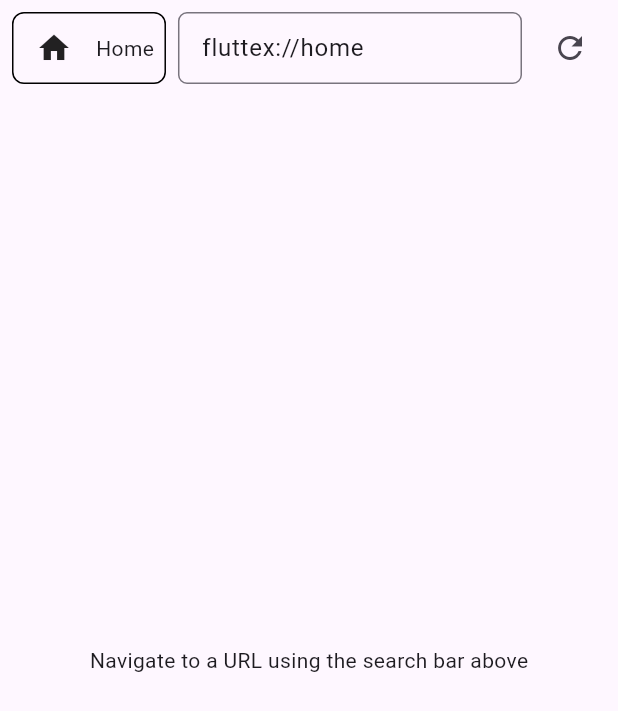
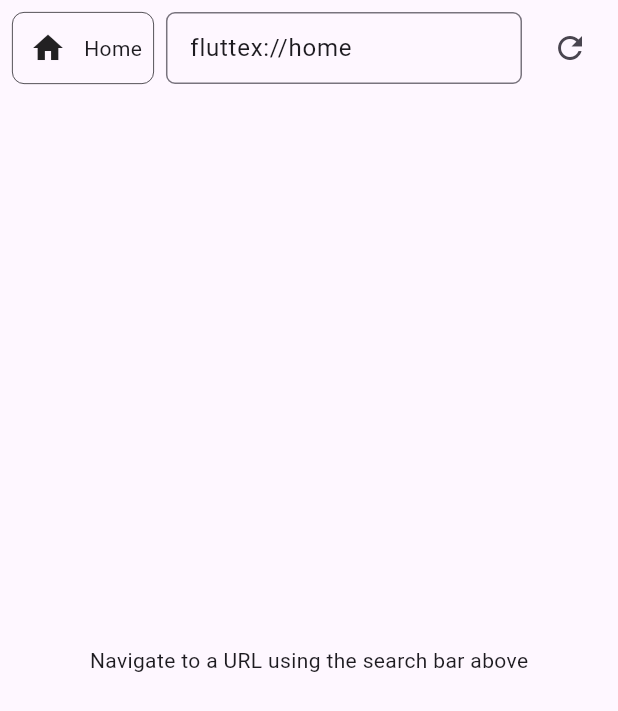
Before and after one commit to ricardoboss/fluttex, a Flutter app: the screen it shows after launch, on a phone screen of 412 x 824 dp. Shown: the top 711 px of the screen. Run offline on Flutter 3.47's test engine with Material 3 defaults, Android fonts, the light colour scheme and no system bars.

```diff
--- a/lib/browser_ui.dart
+++ b/lib/browser_ui.dart
@@ -1,3 +1,4 @@
+import 'package:flutter/cupertino.dart';
 import 'package:flutter/material.dart';
 import 'package:fluttex/browser_controller.dart';
 import 'package:fluttex/page_builders/page_builder.dart';
@@ -53,7 +54,7 @@ class _BrowserUiState extends State<BrowserUi> {
               height: 48,
               child: Row(
                 children: [
-                  _buildTab(),
+                  _buildTab(context),
                   const SizedBox(width: 8),
                   Expanded(
                     child: TextFormField(
@@ -94,30 +95,30 @@ class _BrowserUiState extends State<BrowserUi> {
     );
   }
 
-  Widget _buildTab() {
+  Widget _buildTab(BuildContext context) {
     final icon = _pageBuilder.head.iconBuilder(context);
     final title = _pageBuilder.head.title;
 
     return DecoratedBox(
       decoration: BoxDecoration(
-        border: Border.fromBorderSide(
-          const OutlineInputBorder().borderSide,
+        border: Border.all(
+          color: Theme.of(context).colorScheme.onBackground,
+          width: 0.5,
         ),
         borderRadius: BorderRadius.circular(8),
       ),
       child: Row(
         mainAxisSize: MainAxisSize.min,
         children: [
-          Padding(
-            padding: const EdgeInsets.only(left: 8.0, top: 8.0, bottom: 8.0),
-            child: SizedBox(
-              width: 40,
-              height: 40,
+          AspectRatio(
+            aspectRatio: 1,
+            child: Padding(
+              padding: const EdgeInsets.all(8.0),
               child: icon,
             ),
           ),
           Padding(
-            padding: const EdgeInsets.all(8.0),
+            padding: const EdgeInsets.only(top: 8.0, bottom: 8.0, right: 8.0),
             child: Text(title),
           ),
         ],
--- a/lib/page_builders/text_page_builder.dart
+++ b/lib/page_builders/text_page_builder.dart
@@ -24,7 +24,7 @@ class TextPageBuilder extends PageBuilder {
 
   @override
   HeadInformation get head => HeadInformation(
-        title: '${text.substring(0, 10)}...',
+        title: '${text.substring(0, 10).split('\n').first}...',
         iconBuilder: (context) => const Icon(Icons.text_snippet_outlined),
         uri: uri,
       );
--- a/lib/response_processors/webx_response_processor.dart
+++ b/lib/response_processors/webx_response_processor.dart
@@ -35,6 +35,7 @@ class WebXResponseProcessor extends ResponseProcessor {
         uri: requestedUri,
       ),
       document: document,
+      source: response.body,
       controller: controller,
     );
   }
```
Also changed, not shown: lib/browser_controller.dart (+21 -6 lines), lib/page_builders/loading_page_builder.dart (+17 -5 lines), lib/page_builders/webx_page_builder.dart (+62 -24 lines).
